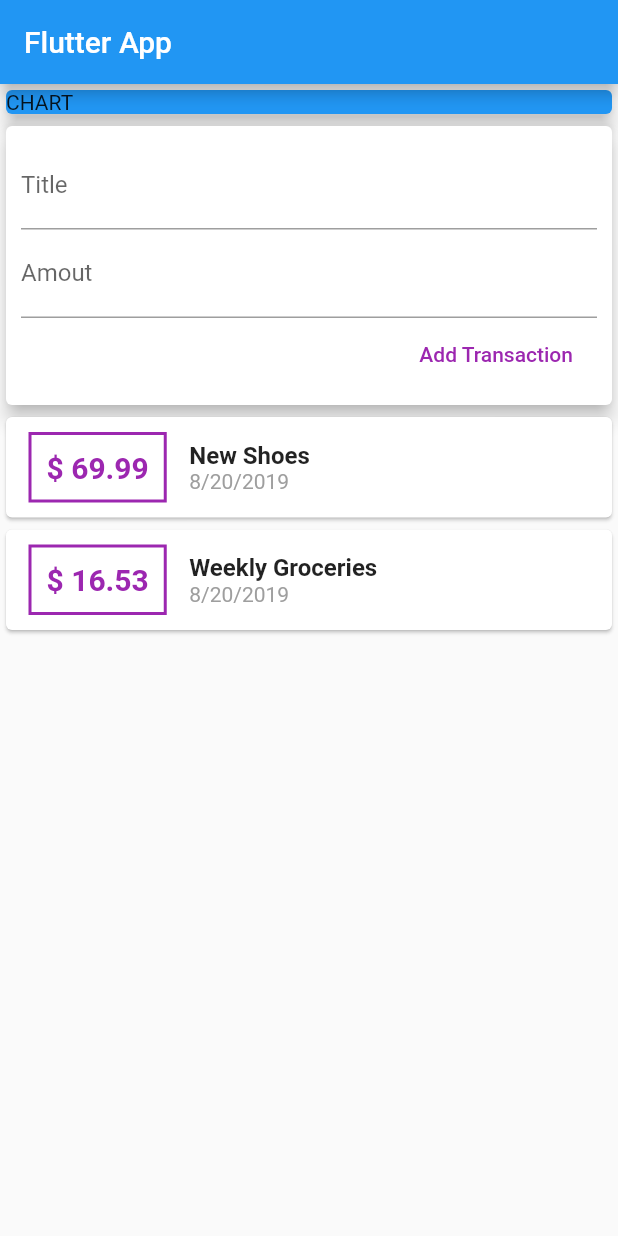
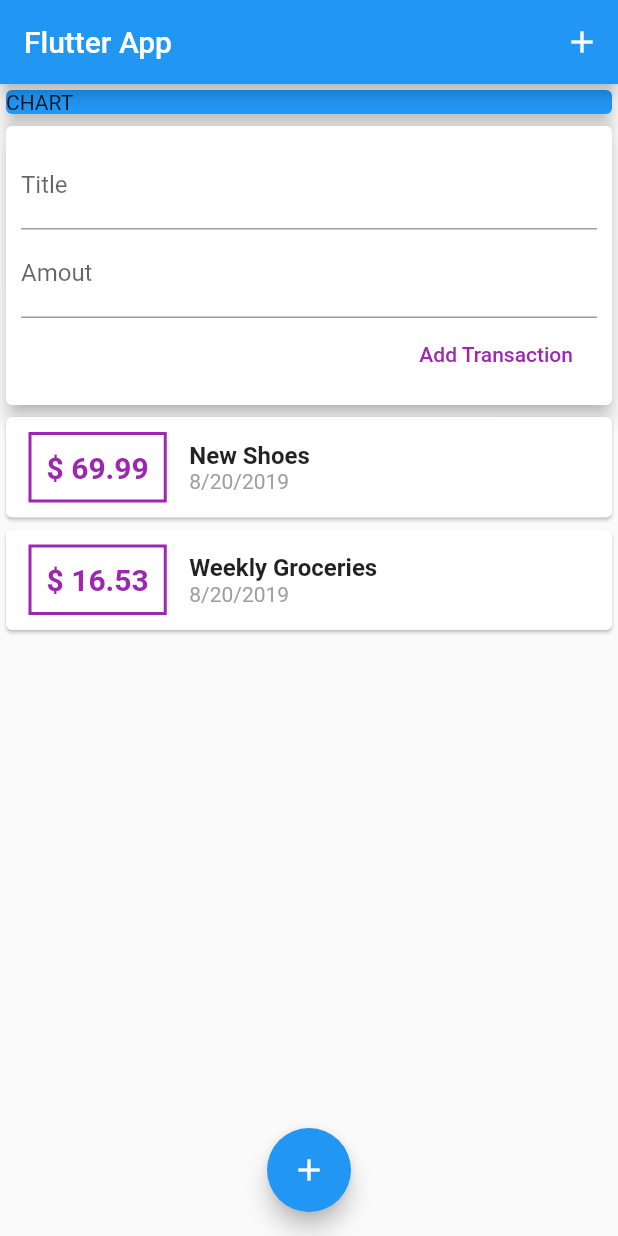
Before and after one commit to hewerthomn/flutter_complete_guide, a Flutter app: the screen it shows after launch, after a tap on "Add Transaction", on a phone screen of 412 x 824 dp. Run offline on Flutter 3.47's test engine with Material 2 defaults, Android fonts, the phone set to English and light mode, and no system bars.

Commit message:
We Had To Use Dark Magic To Make This Work

```diff
--- a/lib/main.dart
+++ b/lib/main.dart
@@ -23,8 +23,15 @@ class MyHomePage extends StatelessWidget {
     return Scaffold(
       appBar: AppBar(
         title: Text('Flutter App'),
+        actions: <Widget>[
+          IconButton(
+            icon: Icon(Icons.add),
+            onPressed: () {},
           ),
-      body: Column(
+        ],
+      ),
+      body: SingleChildScrollView(
+        child: Column(
           mainAxisAlignment: MainAxisAlignment.start,
           crossAxisAlignment: CrossAxisAlignment.stretch,
           children: <Widget>[
@@ -39,6 +46,12 @@ class MyHomePage extends StatelessWidget {
             UserTransactions()
           ],
         ),
+      ),
+      floatingActionButtonLocation: FloatingActionButtonLocation.centerFloat,
+      floatingActionButton: FloatingActionButton(
+        child: Icon(Icons.add),
+        onPressed: () {},
+      ),
     );
   }
 }
--- a/lib/widgets/new_transaction.dart
+++ b/lib/widgets/new_transaction.dart
@@ -6,6 +6,20 @@ class NewTransaction extends StatelessWidget {
   final Function addNewTransaction;
 
   NewTransaction(this.addNewTransaction);
+
+  void submitData() {
+    final enteredTitle = titleController.text;
+    final enteredAmout = double.parse(amountController.text);
+
+    if (enteredTitle.isEmpty || enteredAmout <= 0) {
+      return;
+    }
+
+    addNewTransaction(
+      enteredTitle,
+      enteredAmout,
+    );
+  }
 
   @override
   Widget build(BuildContext context) {
@@ -19,17 +33,18 @@ class NewTransaction extends StatelessWidget {
             TextField(
               decoration: InputDecoration(labelText: 'Title'),
               controller: titleController,
+              onSubmitted: (_) => submitData(),
             ),
             TextField(
               decoration: InputDecoration(labelText: 'Amout'),
               controller: amountController,
+              keyboardType: TextInputType.number,
+              onSubmitted: (_) => submitData(),
             ),
             FlatButton(
               child: Text('Add Transaction'),
               textColor: Colors.purple,
-              onPressed: () {
-                addNewTransaction(titleController.text, double.parse(amountController.text));
-              },
+              onPressed: submitData,
             ),
           ],
         ),
--- a/lib/widgets/transaction_list.dart
+++ b/lib/widgets/transaction_list.dart
@@ -10,8 +10,10 @@ class TransactionList extends StatelessWidget {
 
   @override
   Widget build(BuildContext context) {
-    return Column(
-      children: transactions.map((tx) {
+    return Container(
+      height: 300,
+      child: ListView.builder(
+        itemBuilder: (ctx, index) {
             return Card(
               child: Row(
                 children: <Widget>[
@@ -28,7 +30,7 @@ class TransactionList extends StatelessWidget {
                     ),
                     padding: EdgeInsets.all(10),
                     child: Text(
-                  '\$ ${tx.amount}',
+                      '\$ ${transactions[index].amount.toStringAsFixed(2)}',
                       style: TextStyle(
                           fontWeight: FontWeight.bold,
                           fontSize: 20,
@@ -39,14 +41,14 @@ class TransactionList extends StatelessWidget {
                     crossAxisAlignment: CrossAxisAlignment.start,
                     children: <Widget>[
                       Text(
-                    tx.title,
+                        transactions[index].title,
                         style: TextStyle(
                           fontSize: 16,
                           fontWeight: FontWeight.bold,
                         ),
                       ),
                       Text(
-                    DateFormat.yMd().format(tx.date),
+                        DateFormat.yMd().format(transactions[index].date),
                         style: TextStyle(color: Colors.grey),
                       ),
                     ],
@@ -54,7 +56,9 @@ class TransactionList extends StatelessWidget {
                 ],
               ),
             );
-      }).toList(),
+        },
+        itemCount: transactions.length,
+      ),
     );
   }
 }
```
Lines whose indentation alone changed are shown as unchanged.
